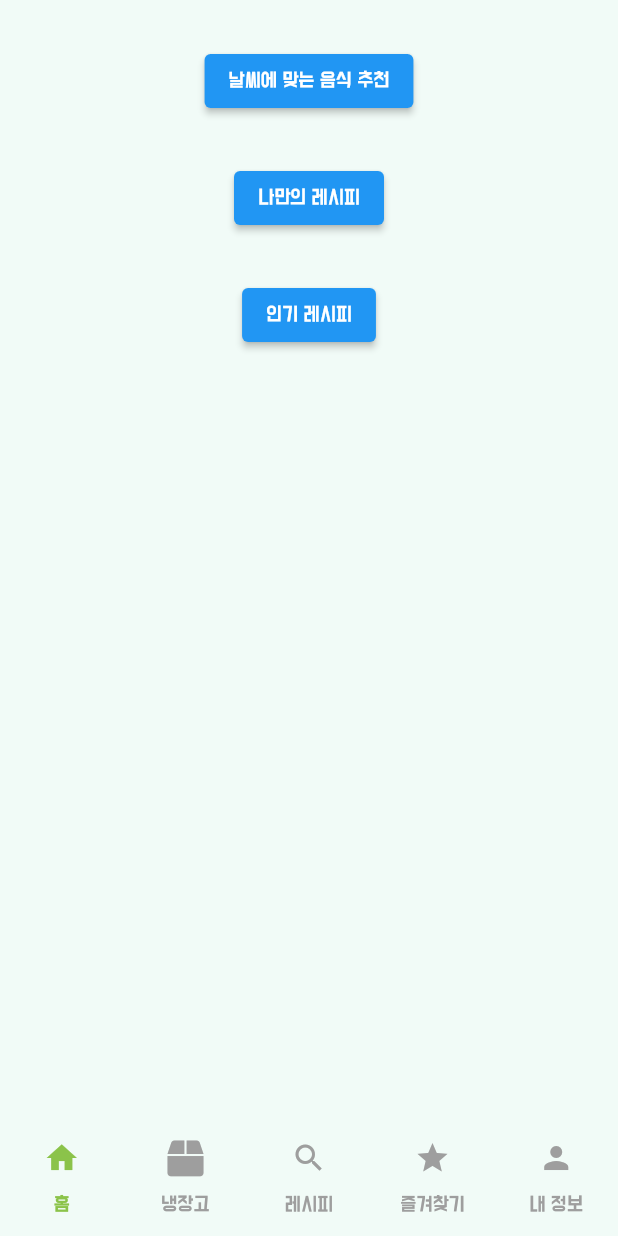
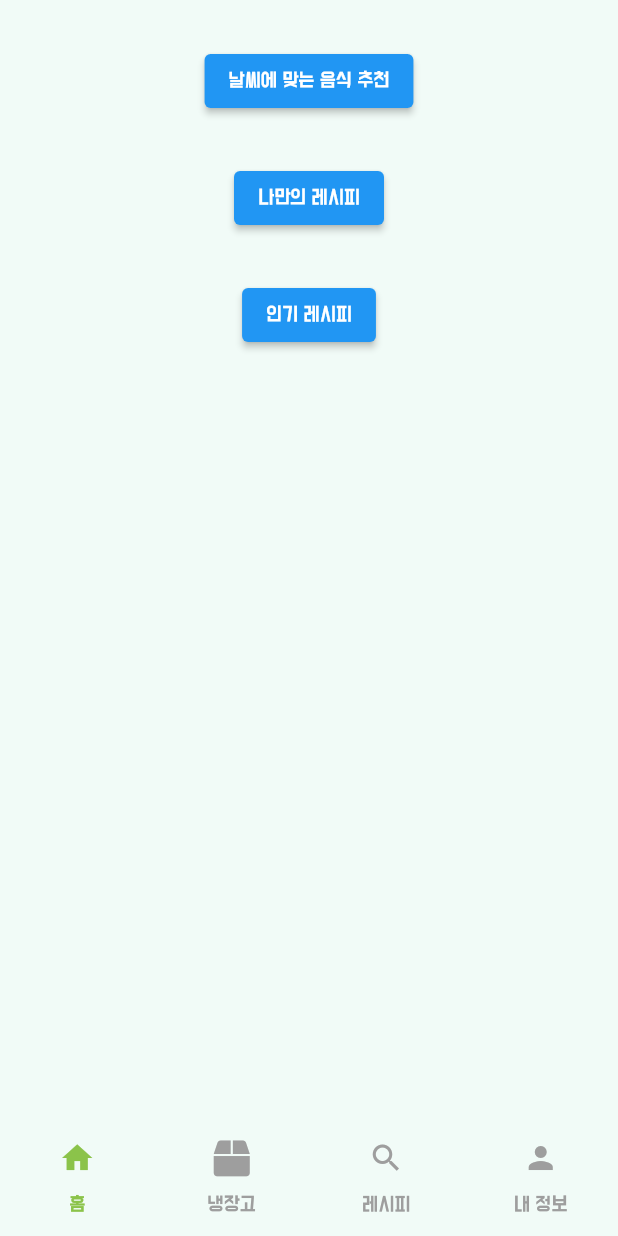
Before and after one commit to joowhan/Uana_project, a Flutter app: the HomePage screen opened by its route, on a phone screen of 412 x 824 dp. Run offline on Flutter 3.47's test engine with Material 2 defaults, Android fonts, the light colour scheme and no system bars; our stand-ins replace circular_countdown_timer, cloud_firestore, csv, file_picker, firebase_auth, firebase_core and 17 more; missing offline and left inert: cloud_firestore_web, firebase_auth_web, firebase_core_web, firebase_messaging_web, firebase_storage_web, geolocator_web and 5 more; accounts and stored records are empty; network calls fail; statements that could not run were skipped.

Commit message:
profile.dart 완성 및 appbar 즐겨찾기 지우기

```diff
--- a/uana_project/lib/home.dart
+++ b/uana_project/lib/home.dart
@@ -26,7 +26,7 @@ class _HomePageState extends State<HomePage> {
   int _selectedIndex = 0;
 
   final List<Widget> _pages = [const HomeScreen(), const RefrigeratorPage(), const SearchPage(),
-    const FavoritePage(), const ProfilePage()]; // 하단 네비게이션바 목록
+     const ProfilePage()]; // 하단 네비게이션바 목록
 
   void _onTap(int index) { // 네이버게이션바 눌릴 때 이동
     setState(() {
@@ -38,7 +38,7 @@ class _HomePageState extends State<HomePage> {
   Widget build(BuildContext context) {
     return DefaultTabController(
       initialIndex: 0,
-      length: 5,
+      length: 4,
       child: Scaffold(
         bottomNavigationBar: const TabBar(
           tabs: [
@@ -54,10 +54,6 @@ class _HomePageState extends State<HomePage> {
             Tab(
                 icon: Icon(Icons.search), // 전체 레시피 화면
                 text: '레시피',
-            ),
-            Tab(
-                icon: Icon(Icons.star), // Favorite 레시피 화면
-                text: '즐겨찾기',
             ),
             Tab(
                 icon: Icon(Icons.person), // profile 화면 (로그아웃 가능)
```
Also changed, not shown: uana_project/lib/profile.dart (+52 -4 lines).
